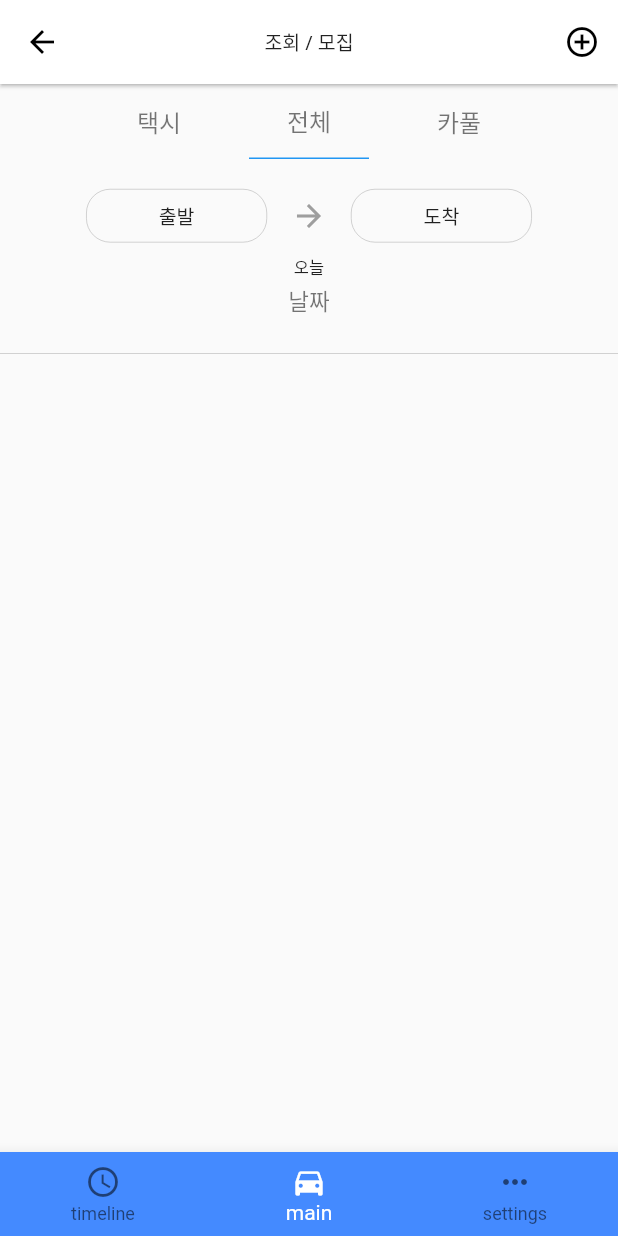
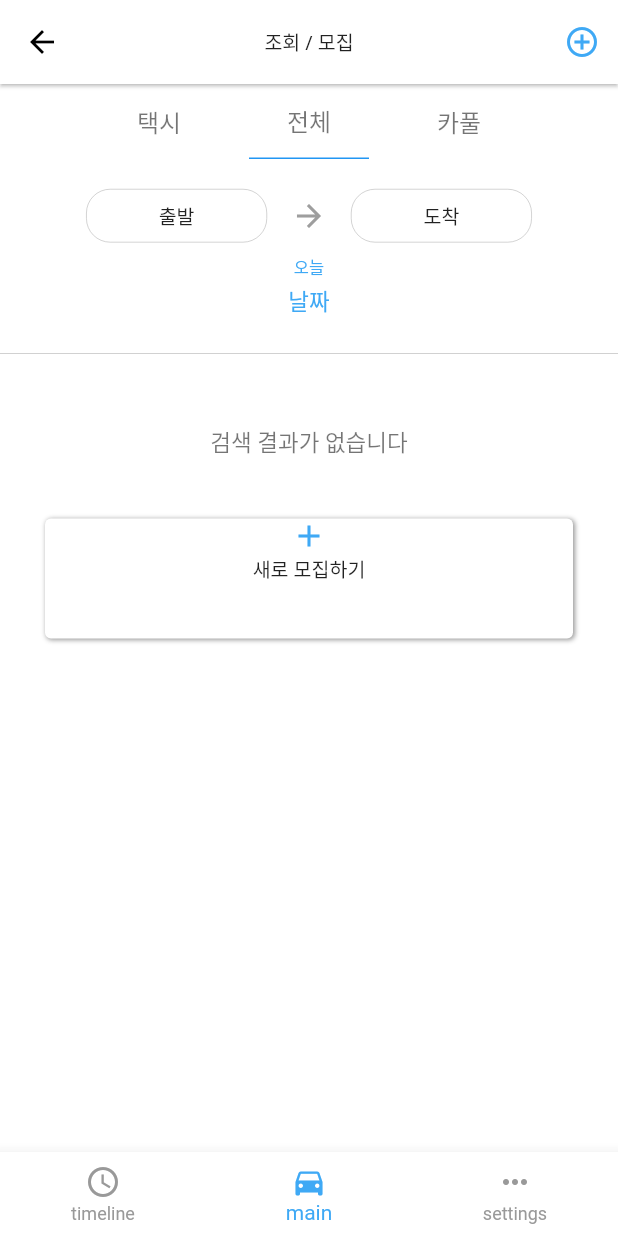
Before and after one commit to I-Taxi/itaxi-front, a Flutter app: the Home screen opened directly, on a phone screen of 412 x 824 dp. Run offline on Flutter 3.47's test engine with Material 2 defaults, Android fonts, the phone set to English and light mode, and no system bars; our stand-ins replace cloud_firestore, get; accounts and stored records are empty; Roboto replaces fonts that are missing (Seoul).

Commit message:
fix: Fix colorScheme error

```diff
--- a/lib/home.dart
+++ b/lib/home.dart
@@ -32,10 +32,9 @@ class Home extends StatelessWidget {
         ),
         bottomNavigationBar: BottomNavigationBar(
             currentIndex: _navController.currentIndex,
-            backgroundColor: Colors.blueAccent,
-            // backgroundColor: colorScheme.primary,
-            // selectedItemColor: colorScheme.secondary,
-            // unselectedItemColor: colorScheme.tertiary,
+            backgroundColor: colorScheme.primary,
+            selectedItemColor: colorScheme.secondary,
+            unselectedItemColor: colorScheme.tertiary,
             onTap: (value) {
               _navController.changeIndex(value);
             },
--- a/lib/mainScreen.dart
+++ b/lib/mainScreen.dart
@@ -31,7 +31,7 @@ class _MainScreenState extends State<MainScreen> {
     return SafeArea(
       child: Scaffold(
         appBar: AppBar(
-          // shadowColor: colorScheme.shadow,
+          shadowColor: colorScheme.shadow,
           elevation: 1.0,
           centerTitle: true,
           title: Text(
@@ -44,11 +44,12 @@ class _MainScreenState extends State<MainScreen> {
               tooltip: 'Add Post',
               icon: Icon(
                 Icons.add_circle_outline,
-                // color: colorScheme.secondary,
+                color: colorScheme.secondary,
               ),
             ),
           ],
         ),
+        backgroundColor: colorScheme.background,
         body: GetBuilder<TabViewController>(
           builder: (_) {
             return Column(
@@ -163,28 +164,70 @@ class _MainScreenState extends State<MainScreen> {
                     ),
                     Text(
                       '오늘',
-                      style: textTheme.bodyText1,
-                      // ?.copyWith(color: colorScheme.secondary),
+                      style: textTheme.bodyText1
+                          ?.copyWith(color: colorScheme.secondary),
                     ),
                     const SizedBox(
                       height: 4.0,
                     ),
                     Text(
                       '날짜',
-                      style: textTheme.headline2,
-                      // ?.copyWith(color: colorScheme.secondary),
+                      style: textTheme.headline2
+                          ?.copyWith(color: colorScheme.secondary),
                     ),
                     const SizedBox(
                       height: 16.0,
                     ),
                     const Divider(
-                      color: Colors.grey,
-                      // color: colorScheme.tertiary,
                       thickness: 0.3,
                     ),
                   ],
                 ),
 
+                Expanded(
+                  child: Column(
+                    mainAxisAlignment: MainAxisAlignment.start,
+                    children: [
+                      Padding(
+                        padding: EdgeInsets.symmetric(vertical: 40.0),
+                        child: Text(
+                          '검색 결과가 없습니다',
+                          style: textTheme.headline2,
+                        ),
+                      ),
+                      InkWell(
+                        onTap: () {},
+                        child: Container(
+                          width: 352.0,
+                          height: 80.0,
+                          decoration: BoxDecoration(
+                            color: colorScheme.background,
+                            borderRadius: BorderRadius.circular(4.0),
+                            boxShadow: [
+                              BoxShadow(
+                                color: colorScheme.tertiary,
+                                offset: Offset(1.0, 1.0),
+                                blurRadius: 2.0,
+                              ),
+                            ],
+                          ),
+                          child: Column(
+                            children: [
+                              Icon(
+                                Icons.add,
+                                color: colorScheme.secondary,
+                              ),
+                              Text(
+                                '새로 모집하기',
+                                style: textTheme.subtitle1,
+                              )
+                            ],
+                          ),
+                        ),
+                      ),
+                    ],
+                  ),
+                ),
                 // post list
                 // Expanded(
                 //   child: FutureBuilder<List<Post>>(
@@ -213,8 +256,7 @@ class _MainScreenState extends State<MainScreen> {
 
                 //       // post data loading bar
                 //       return LinearProgressIndicator(
-                //         color: Colors.blue,
-                //         // color: colorScheme.secondary,
+                //         color: colorScheme.secondary,
                 //       );
                 //     },
                 //   ),
--- a/lib/src/theme.dart
+++ b/lib/src/theme.dart
@@ -58,7 +58,7 @@ class ITaxiTheme {
   static const ColorScheme lightColorScheme = ColorScheme(
       primary: Color(0xFFFFFFFF),
       onPrimary: Colors.black,
-      secondary: Color(0x3FA9F5),
+      secondary: Color(0xff3FA9F5),
       onSecondary: Color(0xFFFFFFFF),
       error: Color(0xffb00020),
       onError: Colors.white,
@@ -66,8 +66,8 @@ class ITaxiTheme {
       onBackground: Colors.black,
       surface: Color(0xFFFFFFFF),
       onSurface: Colors.black,
-      tertiary: Color(0x999999),
-      shadow: Color(0xCCCCCC),
+      tertiary: Color(0xff999999),
+      shadow: Color(0xffCCCCCC),
       brightness: Brightness.light);
 
   static const TextTheme textTheme = TextTheme(
```
